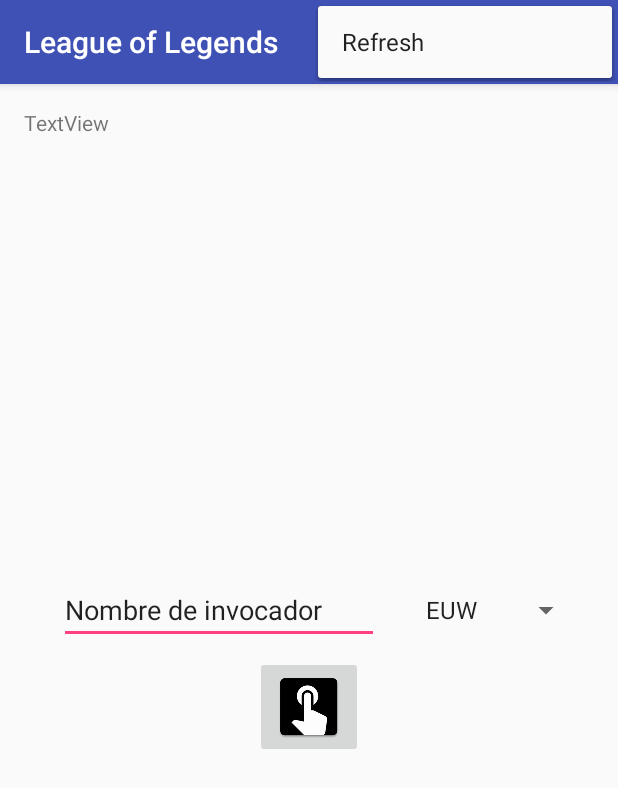
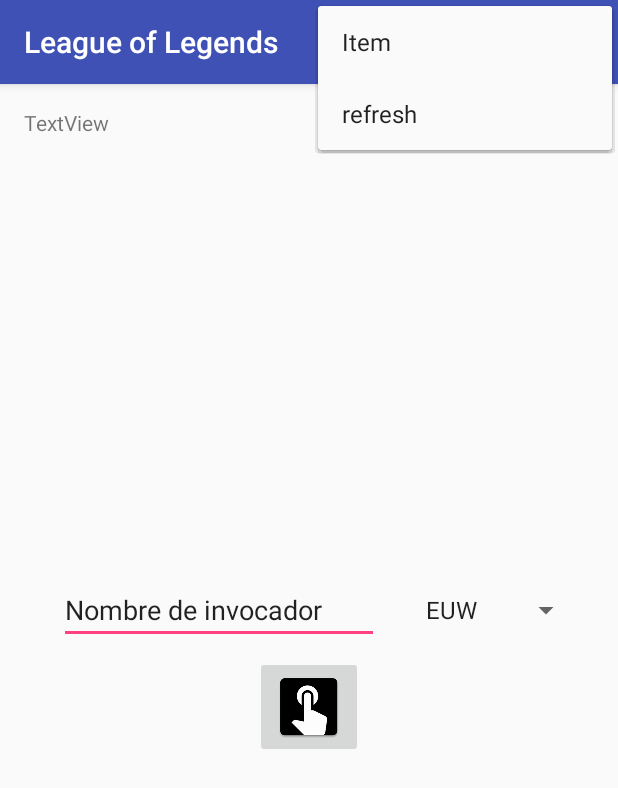
Before and after one commit to TahaBakk/LeagueofLegendsProject, an Android app: the screen it shows after launch (MainActivity), with the options menu open, on a phone screen of 412 x 824 dp. Shown: the top 788 px of the screen. Run offline under Robolectric (Android 15) with nearby library versions, the phone set to English and light mode, and no system bars.

```diff
--- a/app/src/main/res/menu/menu_lol_fragment.xml
+++ b/app/src/main/res/menu/menu_lol_fragment.xml
@@ -1,7 +1,14 @@
 <?xml version="1.0" encoding="utf-8"?>
 <menu xmlns:android="http://schemas.android.com/apk/res/android">
 
-    <item android:title="Refresh"
+    <item android:title="Item" />
+    <item
         android:id="@+id/action_refresh"
-        android:showAsAction="never" />
+        android:orderInCategory="102"
+        android:icon="@android:drawable/ic_menu_rotate"
+        android:visible="true"
+        android:title="refresh"
+        android:showAsAction="never|always"
+        android:checkable="false"
+        android:enabled="true" />
 </menu>
--- a/app/src/main/res/menu/menu_main.xml
+++ b/app/src/main/res/menu/menu_main.xml
@@ -6,5 +6,7 @@
         android:id="@+id/action_settings"
         android:orderInCategory="102"
         android:title="@string/action_settings"
-        app:showAsAction="never" />
+        app:showAsAction="always"
+        android:checkable="false"
+        android:icon="@android:drawable/ic_menu_rotate" />
 </menu>
```
Also changed, not shown: app/src/main/java/com/bakk/taha/leagueoflegends/InvocadorApi.java (+6 -5 lines), app/src/main/java/com/bakk/taha/leagueoflegends/MainActivityFragment.java (+18 -9 lines).
